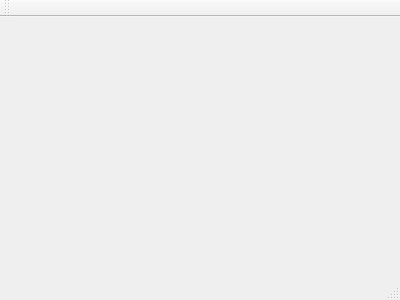
First picture: the form in mainwindow.ui, repository soekkle/Kleiderkammer, before the edit.
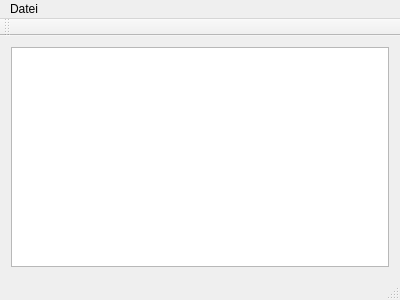
Second picture: the form after the edit.

Diff of the .ui file:
```diff
--- a/mainwindow.ui
+++ b/mainwindow.ui
@@ -12,13 +12,50 @@
   <property name="windowTitle" >
    <string>MainWindow</string>
   </property>
-  <widget class="QMenuBar" name="menuBar" />
-  <widget class="QToolBar" name="mainToolBar" />
-  <widget class="QWidget" name="centralWidget" />
-  <widget class="QStatusBar" name="statusBar" />
+  <widget class="QWidget" name="centralWidget">
+   <layout class="QGridLayout" name="gridLayout">
+    <item row="0" column="0">
+     <widget class="QTableView" name="tableView">
+      <attribute name="horizontalHeaderStretchLastSection">
+       <bool>true</bool>
+      </attribute>
+     </widget>
+    </item>
+   </layout>
+  </widget>
+  <widget class="QMenuBar" name="menuBar">
+   <property name="geometry">
+    <rect>
+     <x>0</x>
+     <y>0</y>
+     <width>400</width>
+     <height>22</height>
+    </rect>
+   </property>
+   <widget class="QMenu" name="menuDatei">
+    <property name="title">
+     <string>Datei</string>
+    </property>
+    <addaction name="actionBeenden"/>
+   </widget>
+   <addaction name="menuDatei"/>
+  </widget>
+  <widget class="QToolBar" name="mainToolBar">
+   <attribute name="toolBarArea">
+    <enum>TopToolBarArea</enum>
+   </attribute>
+   <attribute name="toolBarBreak">
+    <bool>false</bool>
+   </attribute>
+  </widget>
+  <widget class="QStatusBar" name="statusBar"/>
+  <action name="actionBeenden">
+   <property name="text">
+    <string>Beenden</string>
+   </property>
+  </action>
  </widget>
- <layoutDefault spacing="6" margin="11" />
- <pixmapfunction></pixmapfunction>
+ <layoutdefault spacing="6" margin="11"/>
  <resources/>
  <connections/>
 </ui>
```
Left out of the diff: 7 changed lines with no effect on the pictures.
